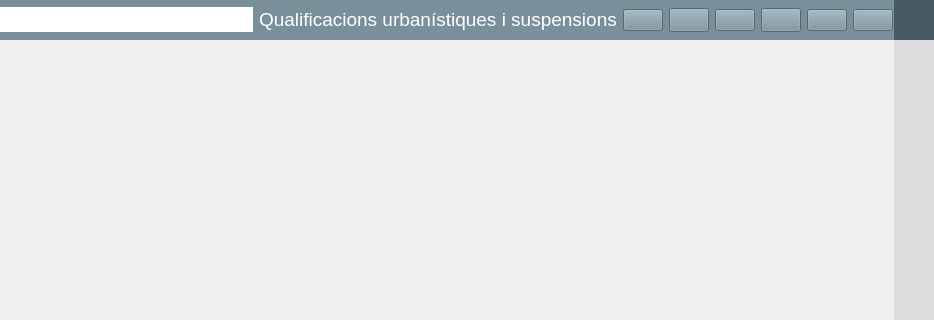
Before: the Qt Designer form CuBista3.ui in SistemesInformacioTerritorial/Qvista, drawn with Qt 5; both pictures show x 299 to 1233 and y 0 to 320 of the 1233 by 777 pixel window.
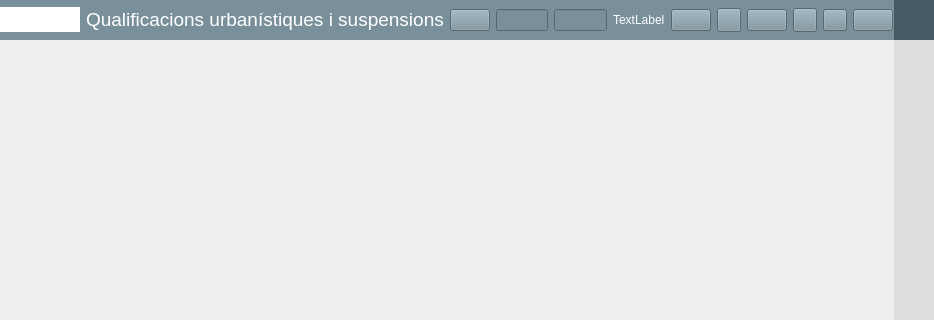
After: the same form once the commit is applied. Icons and pictures are not drawn.

Commit message: Cerca per adreces integrada a la barra del títol. El dock widget que ho feia està desactivat (pk està obsolet i pk coalisiona amb el nou)

```diff
--- a/CuBista3.ui
+++ b/CuBista3.ui
@@ -197,6 +197,30 @@
                </property>
               </widget>
              </item>
+             <item>
+              <widget class="QPushButton" name="bCercaPerAdreca">
+               <property name="text">
+                <string/>
+               </property>
+               <property name="icon">
+                <iconset>
+                 <normaloff>Imatges/cm_cercar2.png</normaloff>Imatges/cm_cercar2.png</iconset>
+               </property>
+              </widget>
+             </item>
+             <item>
+              <widget class="QLineEdit" name="leCercaPerAdreca"/>
+             </item>
+             <item>
+              <widget class="QLineEdit" name="leNumCerca"/>
+             </item>
+             <item>
+              <widget class="QLabel" name="lSpacer">
+               <property name="text">
+                <string>TextLabel</string>
+               </property>
+              </widget>
+             </item>
              <item>
               <widget class="QPushButton" name="botoMetadades">
                <property name="text">
```
The commit also changes 2 other files.
